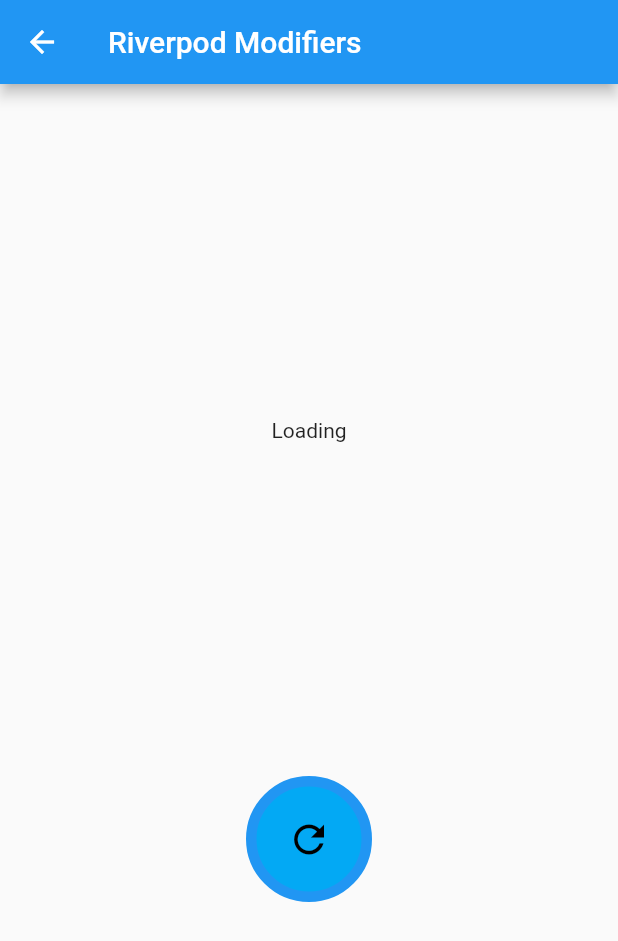
After one commit to ahmadfatihin/riverpod_flutter_example, a Flutter app: the UserScreen screen opened directly, after a tap on the "refresh" icon, on a phone screen of 412 x 824 dp. The commit adds this screen. Shown: the top 941 px of the screen. Run offline on Flutter 3.47's test engine with Material 2 defaults, Android fonts, the phone set to English and light mode, and no system bars; our stand-ins replace dio, flutter_riverpod, freezed_annotation, google_fonts; network calls fail.

Commit message:
feat: add dio, user module get data from api

```diff
--- a/lib/module/home/main_page.dart
+++ b/lib/module/home/main_page.dart
@@ -5,6 +5,7 @@ import 'package:riverpod_demo/module/counter/counter_page.dart';
 import 'package:riverpod_demo/module/form/form_name_page.dart';
 import 'package:riverpod_demo/module/home/home_providers.dart';
 import 'package:riverpod_demo/module/home/second_page.dart';
+import 'package:riverpod_demo/module/users/screens/user_screen.dart';
 import 'package:riverpod_demo/module/weather/screens/future_provider_screen.dart';
 
 class MainPage extends ConsumerWidget {
@@ -72,7 +73,7 @@ class MainPage extends ConsumerWidget {
                     Navigator.push(
                         context,
                         MaterialPageRoute(
-                          builder: (context) => const FutureProviderScreen(),
+                          builder: (context) => const UserScreen(),
                         ));
                   },
                   child: const Text('Go to User Page (Rest API Request)')),
--- /dev/null
+++ b/lib/module/users/providers/user_provider.dart
@@ -0,0 +1,14 @@
+import 'dart:math';
+
+import 'package:flutter_riverpod/flutter_riverpod.dart';
+import 'package:riverpod_demo/module/users/models/user_model.dart';
+
+import '../repositories/user_repository.dart';
+
+var userRepositoryProvider = Provider(
+  (ref) => UserRepository(),
+);
+
+var userProvider = FutureProvider<UserModel?>(
+  (ref) => ref.watch(userRepositoryProvider).getUser(Random().nextInt(25)),
+);
--- /dev/null
+++ b/lib/module/users/repositories/user_repository.dart
@@ -0,0 +1,26 @@
+import 'dart:developer';
+
+import 'package:dio/dio.dart';
+import 'package:riverpod_demo/module/users/models/user_model.dart';
+
+class UserRepository {
+  final Dio? _dio;
+
+  UserRepository({Dio? dio}) : _dio = dio;
+
+  Future<UserModel?> getUser(int id) async {
+    log('Ambil data user');
+
+    await Future.delayed(const Duration(seconds: 2));
+
+    try {
+      var response =
+          await (_dio ?? Dio()).get('https://reqres.in/api/users/$id');
+
+      log('Kembalikan data user');
+      return UserModel.fromJson(response.data['data']);
+    } catch (e) {
+      return null;
+    }
+  }
+}
--- /dev/null
+++ b/lib/module/users/screens/user_screen.dart
@@ -0,0 +1,65 @@
+import 'package:flutter/material.dart';
+import 'package:flutter_riverpod/flutter_riverpod.dart';
+import 'package:riverpod_demo/module/users/providers/user_provider.dart';
+
+class UserScreen extends ConsumerWidget {
+  const UserScreen({Key? key}) : super(key: key);
+
+  @override
+  Widget build(BuildContext context, WidgetRef ref) {
+    return Scaffold(
+      appBar: AppBar(
+        title: const Text('Riverpod Modifiers'),
+      ),
+      body: Column(
+        mainAxisAlignment: MainAxisAlignment.spaceEvenly,
+        children: [
+          ref.watch(userProvider).when(
+                data: (data) => Row(
+                  mainAxisAlignment: MainAxisAlignment.center,
+                  crossAxisAlignment: CrossAxisAlignment.center,
+                  children: [
+                    CircleAvatar(backgroundImage: NetworkImage(data!.avatar)),
+                    const SizedBox(width: 20),
+                    Column(
+                      mainAxisAlignment: MainAxisAlignment.center,
+                      children: [
+                        Text("${data!.firstName} ${data.lastName}"),
+                        Text(data.email),
+                      ],
+                    ),
+                  ],
+                ),
+                error: (error, stackTrace) => Text(error.toString()),
+                loading: () => const Center(child: Text('Loading')),
+              ),
+          Material(
+            type: MaterialType.transparency,
+            child: Ink(
+              decoration: BoxDecoration(
+                border: Border.all(color: Colors.blue, width: 7.0),
+                color: Colors.lightBlue,
+                shape: BoxShape.circle,
+              ),
+              child: InkWell(
+                borderRadius: BorderRadius.circular(500.0),
+                onTap: () {
+                  ref.invalidate(userProvider);
+                  ref.read(userProvider);
+                },
+                child: const Padding(
+                  padding: EdgeInsets.all(20.0),
+                  child: Icon(
+                    Icons.refresh,
+                    size: 30.0,
+                    color: Colors.black,
+                  ),
+                ),
+              ),
+            ),
+          )
+        ],
+      ),
+    );
+  }
+}
--- a/pubspec.yaml
+++ b/pubspec.yaml
@@ -38,6 +38,7 @@ dependencies:
 
 dev_dependencies:
   build_runner: ^2.3.3
+  dio: ^4.0.6
   flutter_lints: ^2.0.0
   flutter_test:
     sdk: flutter
```
Also changed, not shown: lib/module/counter/counter_page.dart (+4 -4 lines), lib/module/users/models/user_model.dart (added, +43 -0 lines), lib/services/rest_api_service.dart (added).
